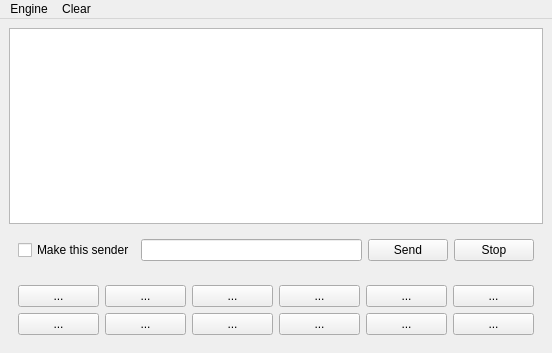
Qt form mqt/MqtDataModes/dmmainwindow.ui (Rsclub22/Minos2-Mirror) before a commit.
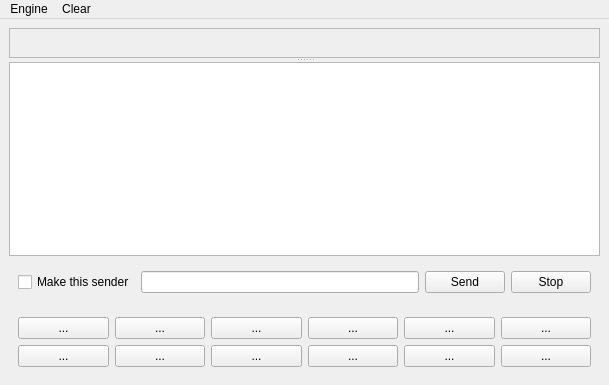
The same form after that commit. Custom widgets are drawn as their Qt base class.

Commit message: Put splitter in to allow resizing of mmvari.

```diff
--- a/mqt/MqtDataModes/dmmainwindow.ui
+++ b/mqt/MqtDataModes/dmmainwindow.ui
@@ -6,14 +6,29 @@
    <rect>
     <x>0</x>
     <y>0</y>
-    <width>552</width>
-    <height>353</height>
+    <width>609</width>
+    <height>385</height>
    </rect>
   </property>
   <property name="windowTitle">
    <string/>
   </property>
   <widget class="QWidget" name="centralwidget">
+   <layout class="QVBoxLayout" name="verticalLayout_3">
+    <item>
+     <widget class="MinosSplitter" name="variSplitter">
+      <property name="orientation">
+       <enum>Qt::Vertical</enum>
+      </property>
+      <widget class="QFrame" name="variFrame">
+       <property name="frameShape">
+        <enum>QFrame::StyledPanel</enum>
+       </property>
+       <property name="frameShadow">
+        <enum>QFrame::Raised</enum>
+       </property>
+      </widget>
+      <widget class="QWidget" name="">
    <layout class="QVBoxLayout" name="verticalLayout_2">
     <item>
      <widget class="DataPainter" name="rxChars">
@@ -156,13 +171,17 @@
     </item>
    </layout>
   </widget>
+     </widget>
+    </item>
+   </layout>
+  </widget>
   <widget class="QMenuBar" name="menubar">
    <property name="geometry">
     <rect>
      <x>0</x>
      <y>0</y>
-     <width>552</width>
-     <height>22</height>
+     <width>609</width>
+     <height>24</height>
     </rect>
    </property>
    <widget class="QMenu" name="menuEngine">
@@ -185,6 +204,12 @@
    <extends>QGraphicsView</extends>
    <header>datapainter.h</header>
   </customwidget>
+  <customwidget>
+   <class>MinosSplitter</class>
+   <extends>QSplitter</extends>
+   <header>minossplitter.h</header>
+   <container>1</container>
+  </customwidget>
  </customwidgets>
  <resources/>
  <connections/>
```
Lines whose indentation alone changed are shown as unchanged. The commit also changes 8 other files.
